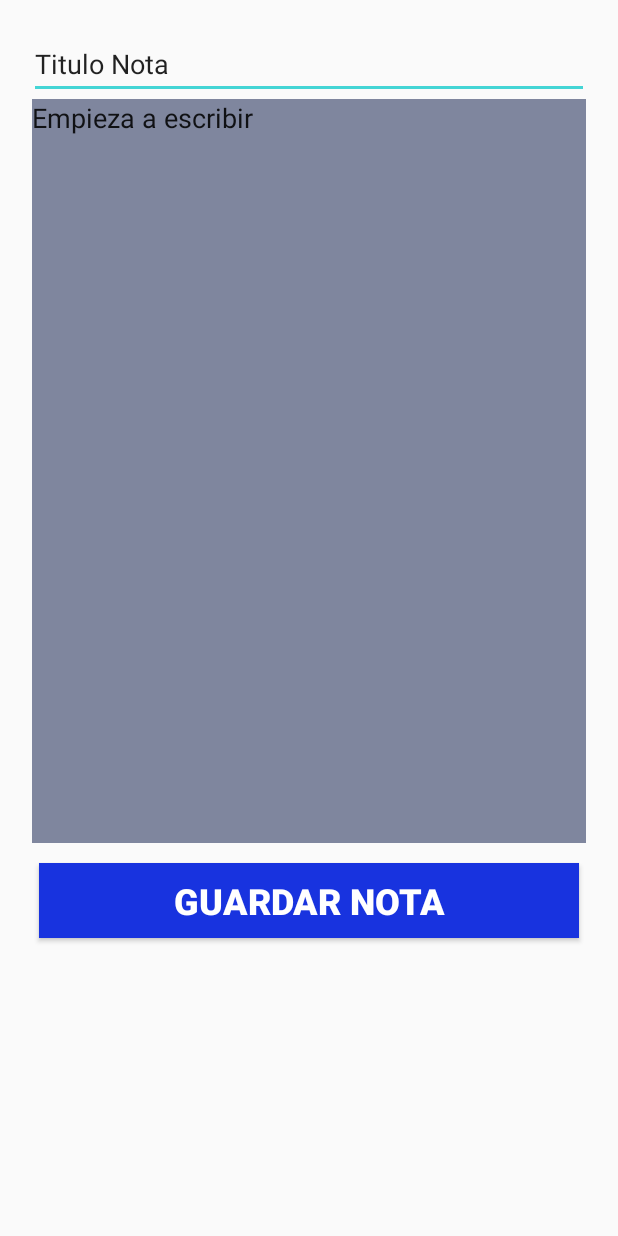
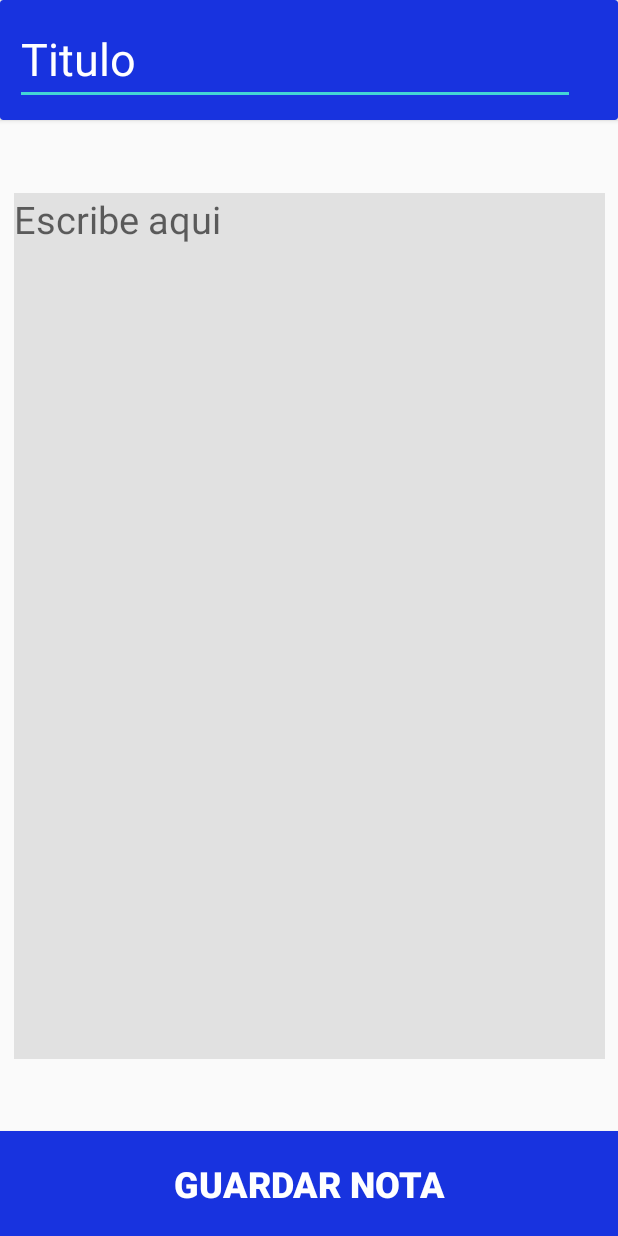
Before and after one commit to IamDucloux/SM_Android, an Android app: the NoteAct screen opened directly, with no data from a screen before it, on a phone screen of 412 x 824 dp. Run offline under Robolectric (Android 15) with nearby library versions, the phone set to English and light mode, and no system bars.

```diff
--- a/app/src/main/AndroidManifest.xml
+++ b/app/src/main/AndroidManifest.xml
@@ -12,7 +12,7 @@
         <activity
             android:name=".CreateTest"
             android:label="@string/title_activity_create_test"
-            android:theme="@style/AppTheme.NoActionBar.NoActionBar"></activity>
+            android:theme="@style/AppTheme.NoActionBar.NoActionBar" />
         <activity android:name=".Configuration" />
         <activity android:name=".NoteAct" />
         <activity android:name=".TestAct" />
--- a/app/src/main/java/com/fixware/smartnotes/SmartAct.java
+++ b/app/src/main/java/com/fixware/smartnotes/SmartAct.java
@@ -81,7 +81,11 @@ public class SmartAct extends AppCompatActivity {
         });
 
 
+
+
     }
+
+
 
     public List<Note> getNotes(){
         notes = fileList();
--- a/app/src/main/res/layout/activity_notes.xml
+++ b/app/src/main/res/layout/activity_notes.xml
@@ -6,47 +6,58 @@
     android:layout_height="match_parent"
     tools:context=".NoteAct">
 
-    <EditText
-        android:id="@+id/editText_Title"
-        android:layout_width="373dp"
-        android:layout_height="46dp"
-        android:layout_marginTop="20dp"
-        android:ems="10"
-        android:inputType="textPersonName"
-        android:text="Titulo Nota"
+    <androidx.cardview.widget.CardView
+        android:id="@+id/cardView"
+        android:layout_width="match_parent"
+        android:layout_height="80dp"
+        app:cardBackgroundColor="@color/colorPrimary"
         app:layout_constraintEnd_toEndOf="parent"
         app:layout_constraintStart_toStartOf="parent"
-        app:layout_constraintTop_toTopOf="parent" />
+        app:layout_constraintTop_toTopOf="parent">
+
+        <EditText
+            android:id="@+id/editText_Title"
+            android:layout_width="373dp"
+            android:layout_height="wrap_content"
+            android:layout_margin="10dp"
+            android:layout_marginTop="20dp"
+            android:ems="10"
+            android:hint="Titulo"
+            android:inputType="textPersonName"
+            android:textColor="#FFFFFF"
+            android:textColorHint="#FFFFFF"
+            android:textSize="30dp" />
+    </androidx.cardview.widget.CardView>
 
     <EditText
         android:id="@+id/editText_note"
-        android:layout_width="369dp"
-        android:layout_height="496dp"
-        android:layout_marginBottom="13dp"
+        android:layout_width="394dp"
+        android:layout_height="577dp"
+        android:layout_margin="7dp"
+        android:layout_marginBottom="17dp"
+        android:background="#AED6D6D6"
         android:ems="10"
         android:gravity="start|top"
+        android:hint="Escribe aqui"
         android:inputType="textMultiLine"
-        android:text="Empieza a escribir"
-        android:background="@color/colorNote"
+        android:textSize="25dp"
         app:layout_constraintBottom_toTopOf="@+id/btn_save"
         app:layout_constraintEnd_toEndOf="parent"
+        app:layout_constraintHorizontal_bias="0.5"
         app:layout_constraintStart_toStartOf="parent"
-        app:layout_constraintTop_toBottomOf="@+id/editText_Title" />
+        app:layout_constraintTop_toBottomOf="@+id/cardView" />
 
     <Button
         android:id="@+id/btn_save"
-        android:layout_width="360dp"
-        android:layout_height="50dp"
-        android:layout_marginTop="13dp"
+        android:layout_width="match_parent"
+        android:layout_height="70dp"
         android:background="@color/colorPrimary"
+        android:onClick="guardarNota"
         android:text="Guardar Nota"
-        android:onClick="guardarNota"
         android:textColor="#FFFFFF"
         android:textSize="24sp"
         android:textStyle="bold"
-        app:layout_constraintEnd_toEndOf="parent"
-        app:layout_constraintHorizontal_bias="0.5"
-        app:layout_constraintStart_toStartOf="parent"
-        app:layout_constraintTop_toBottomOf="@+id/editText_note" />
+        app:layout_constraintBottom_toBottomOf="parent"
+        tools:layout_editor_absoluteX="30dp" />
 
 </androidx.constraintlayout.widget.ConstraintLayout>
--- a/app/src/main/res/values/strings.xml
+++ b/app/src/main/res/values/strings.xml
@@ -10,4 +10,5 @@
     <string name="hello_first_fragment">Hello first fragment</string>
     <string name="hello_second_fragment">Hello second fragment. Arg: %1$s</string>
     <string name="title_activity_create_test">CreateTest</string>
+    <string name="app_version">PRE ALPHA 0.5.2</string>
 </resources>
```
Also changed, not shown: app/src/main/java/com/fixware/smartnotes/MainActivity.java (+5 -8 lines), app/src/main/res/layout/activity_main.xml (+16 -39 lines), app/src/main/res/layout/activity_smart.xml (+34 -17 lines).
